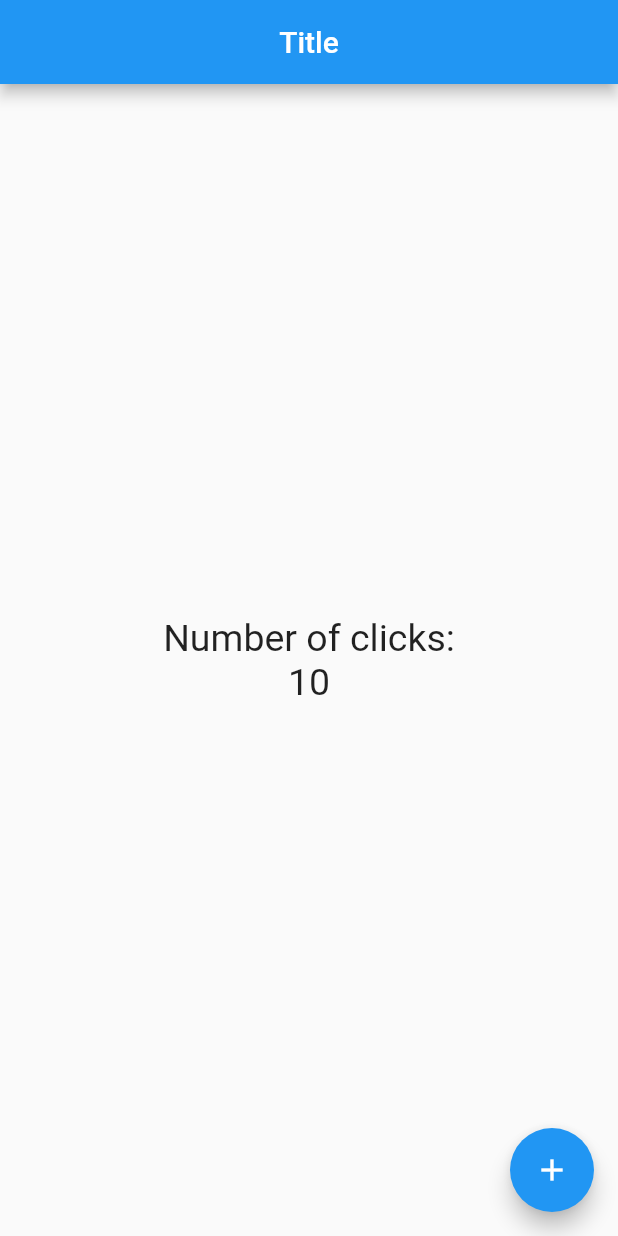
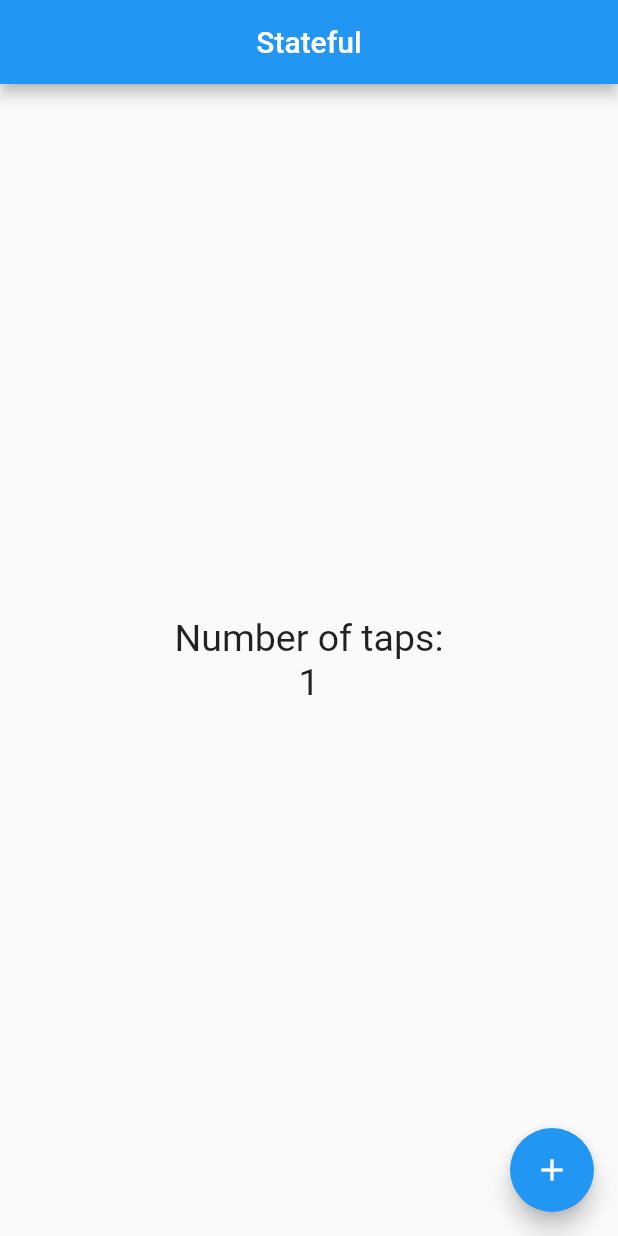
Before and after one commit to CristhoperDev/counter, a Flutter app: the screen it shows after launch, after a tap on the "add" icon, on a phone screen of 412 x 824 dp. Run offline on Flutter 3.47's test engine with Material 2 defaults, Android fonts, the phone set to English and light mode, and no system bars.

Commit message:
Counter part 2

```diff
--- a/lib/src/app.dart
+++ b/lib/src/app.dart
@@ -1,4 +1,4 @@
-import 'package:contador/src/pages/home_page.dart';
+import 'package:contador/src/pages/counter_page.dart';
 import 'package:flutter/material.dart';
 
 class MyApp extends StatelessWidget{
@@ -6,8 +6,9 @@ class MyApp extends StatelessWidget{
   Widget build(BuildContext context) {
 
     return MaterialApp(
+      debugShowCheckedModeBanner: false,
       home: Center(
-        child: HomePage(),
+        child: CounterPage(),
       ),
     );
   }
--- /dev/null
+++ b/lib/src/pages/counter_page.dart
@@ -0,0 +1,39 @@
+import 'package:flutter/material.dart';
+
+class CounterPage extends StatefulWidget {
+  @override
+  State<StatefulWidget> createState() => _CounterPageState();
+}
+
+class _CounterPageState extends State {
+  final TextStyle _textStyle = new TextStyle(fontSize: 25);
+  int _count = 0;
+
+  @override
+  Widget build(BuildContext context) {
+    return Scaffold(
+      appBar: AppBar(
+        title: Text('Stateful'),
+        centerTitle: true,
+      ),
+      body: Center(
+        child: Column(
+          mainAxisAlignment: MainAxisAlignment.center,
+          children: <Widget>[
+            Text('Number of taps:', style: _textStyle),
+            Text('$_count', style: _textStyle),
+          ],
+        ),
+      ),
+      floatingActionButton: FloatingActionButton(
+        child: Icon(Icons.add),
+        onPressed: () {
+          //print('Hola mundo');
+          setState(() {
+            _count++;
+          });
+        },
+      ),
+    );
+  }
+}
```
